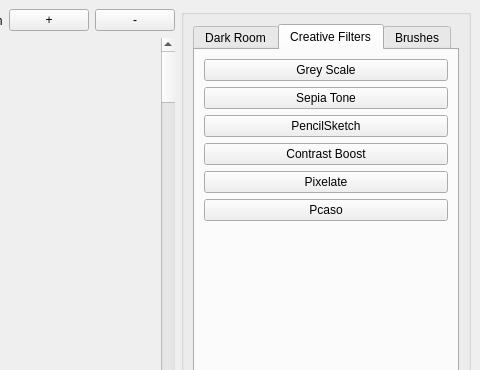
Hardikp16/CS340, file Fotoshop/workingwindow.ui: the form before one commit; both pictures show x 673 to 1153 and y 0 to 370 of the 1153 by 646 pixel window.
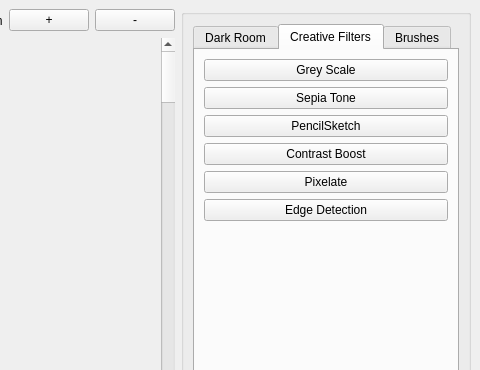
The form after the commit.

Commit message: Edge Detection

The edit to the form file:
```diff
--- a/Fotoshop/workingwindow.ui
+++ b/Fotoshop/workingwindow.ui
@@ -352,7 +352,7 @@
            <item>
             <widget class="QPushButton" name="Picaso">
              <property name="text">
-              <string>Pcaso</string>
+              <string>Edge Detection</string>
              </property>
             </widget>
            </item>
```
Left out of the diff: 17 changed lines with no effect on the pictures. Lines whose indentation alone changed are shown as unchanged. The commit also changes 3 other files.
